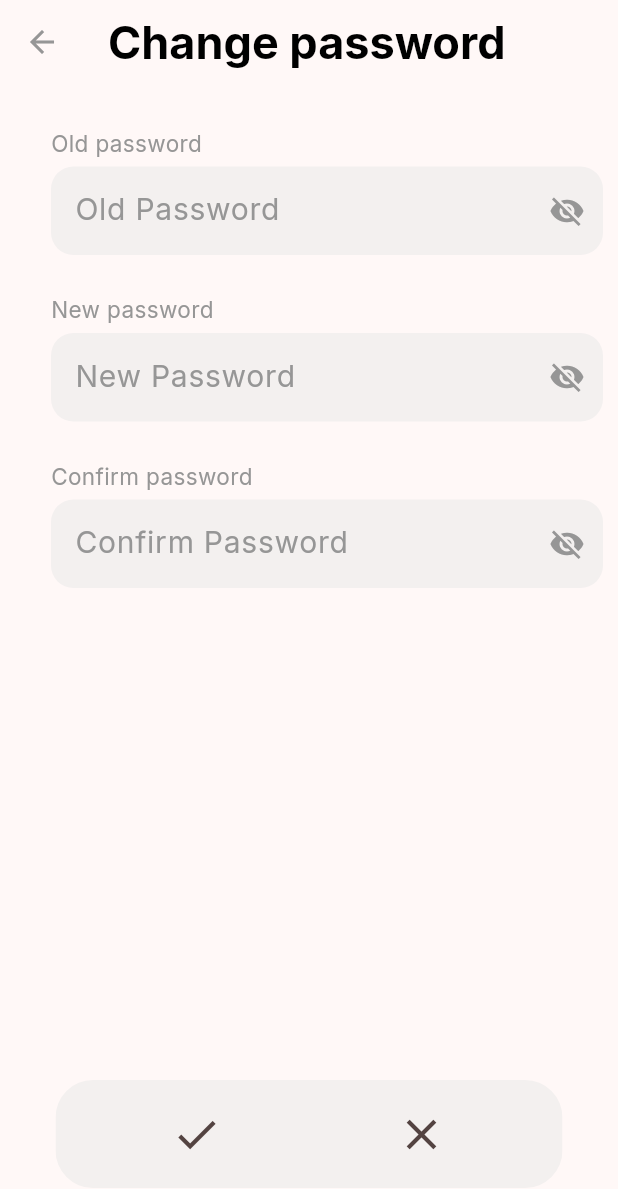
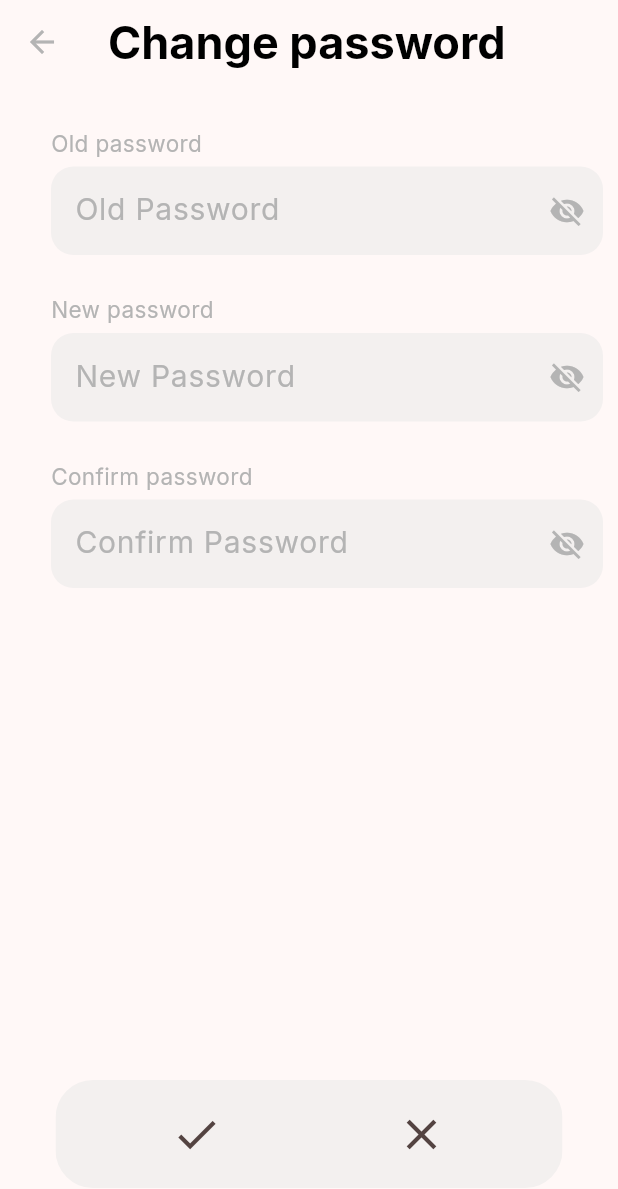
Before and after one commit to daoduylam2008/IdealMeal, a Flutter app: the PasswordChanging screen opened directly, on a phone screen of 412 x 824 dp. Shown: the top 1189 px of the screen. Run offline on Flutter 3.47's test engine with Material 3 defaults, Android fonts, the phone set to English and light mode, and no system bars; drawn by our look-alikes of blurrycontainer; our stand-ins replace flutter_inset_box_shadow, google_fonts, table_calendar.

Commit message:
update Profile View

```diff
--- /dev/null
+++ b/assets/user/user.json
@@ -0,0 +1,6 @@
+{
+    "id": "100112",
+    "username": "Đào Duy Lâm",
+    "password": "Lam31082008",
+    "phone": "0909687714"
+}
--- a/lib/responsive_layout/mobile_layout/OrderView.dart
+++ b/lib/responsive_layout/mobile_layout/OrderView.dart
@@ -11,7 +11,9 @@ class _OrderView extends State<OrderView> {
   @override
   Widget build(BuildContext context) {
     return const Center(
-      child: Text("Hii")
+      child: Column(
+
+      )
     );
   }
 }
--- a/lib/responsive_layout/mobile_layout/ProfileView.dart
+++ b/lib/responsive_layout/mobile_layout/ProfileView.dart
@@ -83,7 +83,7 @@ class _ProfileView extends State<ProfileView> with TickerProviderStateMixin {
                       Text("Phòng  ",
                           style: font(
                               15,
-                              const Color.fromRGBO(150, 150, 150, 1),
+                              myGrey,
                               FontWeight.normal)),
                       Text(student.room,
                           style: font(20, Colors.black, FontWeight.bold)),
@@ -100,7 +100,7 @@ class _ProfileView extends State<ProfileView> with TickerProviderStateMixin {
                       Text("Lớp  ",
                           style: font(
                               15,
-                              const Color.fromRGBO(150, 150, 150, 1),
+                              myGrey,
                               FontWeight.normal)),
                       Text(student.cls,
                           style: font(20, Colors.black, FontWeight.bold))
--- a/lib/responsive_layout/mobile_layout/profile_tab/PasswordChanging.dart
+++ b/lib/responsive_layout/mobile_layout/profile_tab/PasswordChanging.dart
@@ -30,7 +30,7 @@ class _PasswordChanging extends State<PasswordChanging> {
             title: Text("Change password",
                 style: font(30, Colors.black, FontWeight.bold)),
             leading: const BackButton(
-              color: Color.fromRGBO(150, 150, 150, 1),
+              color: myGrey,
             )),
         body: SafeArea(
             child: Padding(
@@ -41,7 +41,7 @@ class _PasswordChanging extends State<PasswordChanging> {
               const SizedBox(height: 29),
               // Old password widgets
               Text("Old password",
-                  style: font(15, const Color.fromRGBO(150, 150, 150, 1),
+                  style: font(15, myGrey,
                       FontWeight.normal)),
               const SizedBox(height: 5),
               SizedBox(
@@ -60,13 +60,13 @@ class _PasswordChanging extends State<PasswordChanging> {
                             icon: (_showOldPassword == true)
                                 ? const Icon(Icons.visibility_off)
                                 : const Icon(Icons.visibility)),
-                        suffixIconColor: const Color.fromRGBO(150, 150, 150, 1),
+                        suffixIconColor: myGrey,
                         filled: true,
                         fillColor: const Color.fromRGBO(231, 231, 231, .5),
                         hintText: "Old Password",
                         hintStyle: font(
                             20,
-                            const Color.fromRGBO(150, 150, 150, 1),
+                            myGrey,
                             FontWeight.normal),
                         focusedBorder: const OutlineInputBorder(
                             borderSide: BorderSide.none,
@@ -84,7 +84,7 @@ class _PasswordChanging extends State<PasswordChanging> {
               const SizedBox(height: 26),
               // New password widgets
               Text("New password",
-                  style: font(15, const Color.fromRGBO(150, 150, 150, 1),
+                  style: font(15, myGrey,
                       FontWeight.normal)),
               const SizedBox(height: 5),
               SizedBox(
@@ -103,13 +103,13 @@ class _PasswordChanging extends State<PasswordChanging> {
                             icon: (_showNewPassword == true)
                                 ? const Icon(Icons.visibility_off)
                                 : const Icon(Icons.visibility)),
-                        suffixIconColor: const Color.fromRGBO(150, 150, 150, 1),
+                        suffixIconColor: myGrey,
                         filled: true,
                         fillColor: const Color.fromRGBO(231, 231, 231, .5),
                         hintText: "New Password",
                         hintStyle: font(
                             20,
-                            const Color.fromRGBO(150, 150, 150, 1),
+                            myGrey,
                             FontWeight.normal),
                         focusedBorder: const OutlineInputBorder(
                             borderSide: BorderSide.none,
@@ -127,7 +127,7 @@ class _PasswordChanging extends State<PasswordChanging> {
               const SizedBox(height: 26),
               // Confirm password widgets
               Text("Confirm password",
-                  style: font(15, const Color.fromRGBO(150, 150, 150, 1),
+                  style: font(15, myGrey,
                       FontWeight.normal)),
               const SizedBox(height: 5),
               SizedBox(
@@ -146,13 +146,13 @@ class _PasswordChanging extends State<PasswordChanging> {
                             icon: (_showConfirmPassword == true)
                                 ? const Icon(Icons.visibility_off)
                                 : const Icon(Icons.visibility)),
-                        suffixIconColor: const Color.fromRGBO(150, 150, 150, 1),
+                        suffixIconColor: myGrey,
                         filled: true,
                         fillColor: const Color.fromRGBO(231, 231, 231, .5),
                         hintText: "Confirm Password",
                         hintStyle: font(
                             20,
-                            const Color.fromRGBO(150, 150, 150, 1),
+                            myGrey,
                             FontWeight.normal),
                         focusedBorder: const OutlineInputBorder(
                             borderSide: BorderSide.none,
--- a/pubspec.yaml
+++ b/pubspec.yaml
@@ -74,8 +74,10 @@ flutter:
     - assets/icons/meal icon.png
     - assets/icons/order icon.png
     - assets/icons/profile icon.png
+    - assets/icons/note icon.png
     - assets/images/card.png
     - assets/images/logo.png
+    - assets/user/user.json
 
   # An image asset can refer to one or more resolution-specific "variants", see
   # https://flutter.dev/assets-and-images/#resolution-aware
```
Also changed, not shown: lib/FileManager.dart (added, +17 -0 lines), lib/RequestAPI.dart (+5 -2 lines), lib/constant.dart (+62 -44 lines), lib/responsive_layout/mobile_layout/MealView.dart (+41 -28 lines), assets/icons/note icon.png (added).
